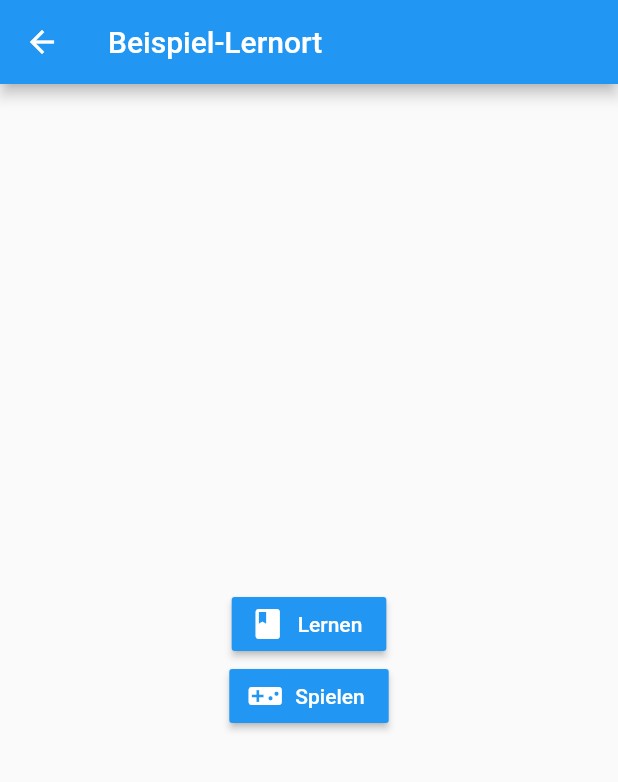
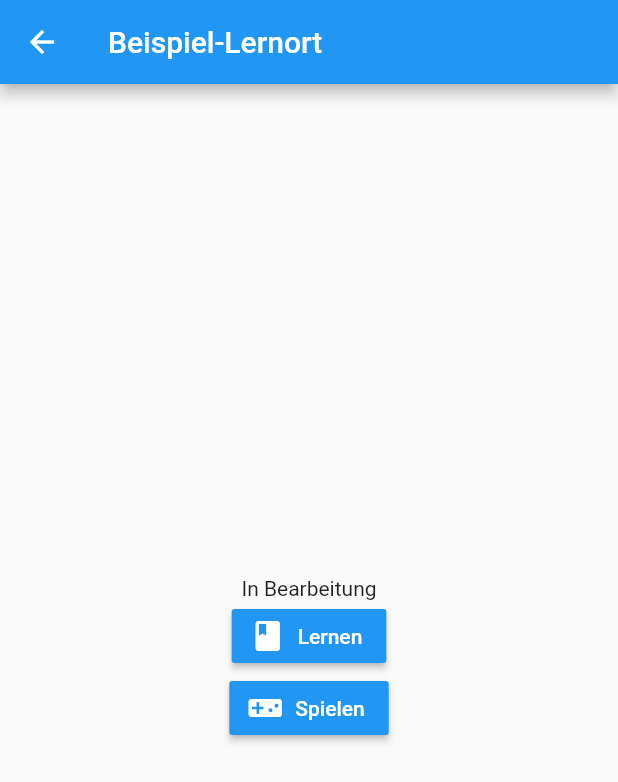
Before and after one commit to marius1909/Gelsenkirchen-Avatar, a Flutter app: the LernortScreen screen opened directly, on a phone screen of 412 x 824 dp. Shown: the top 782 px of the screen. Run offline on Flutter 3.47's test engine with Material 2 defaults, Android fonts, the phone set to English and light mode, and no system bars.

Commit message:
Kleiner Fehler behoben

```diff
--- a/gelsenkirchen_avatar/lib/lernort_screen.dart
+++ b/gelsenkirchen_avatar/lib/lernort_screen.dart
@@ -9,6 +9,7 @@ class LernortScreen extends StatelessWidget {
       ),
       body: Center(
           child: Column(mainAxisAlignment: MainAxisAlignment.center, children: [
+        Text("In Bearbeitung"),
         RaisedButton.icon(
           textColor: Colors.white,
           color: Colors.blue,
```
